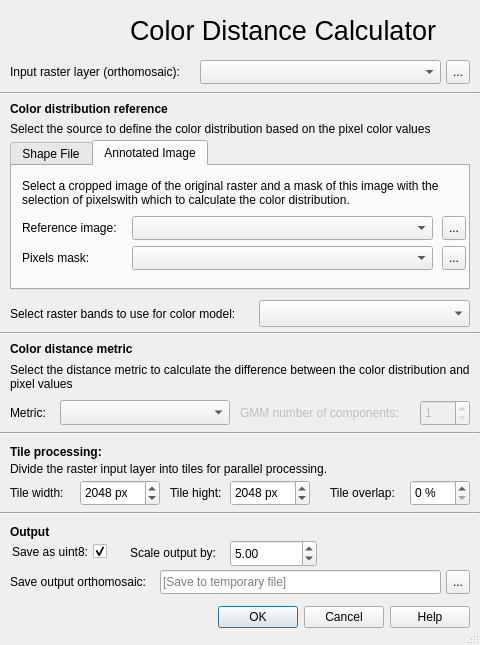
SDU-UAS-Center/sdu-agro-tools, file src/sdu_agro_tools/cdc/cdc_toolbar_dialog.ui: the form before one commit.
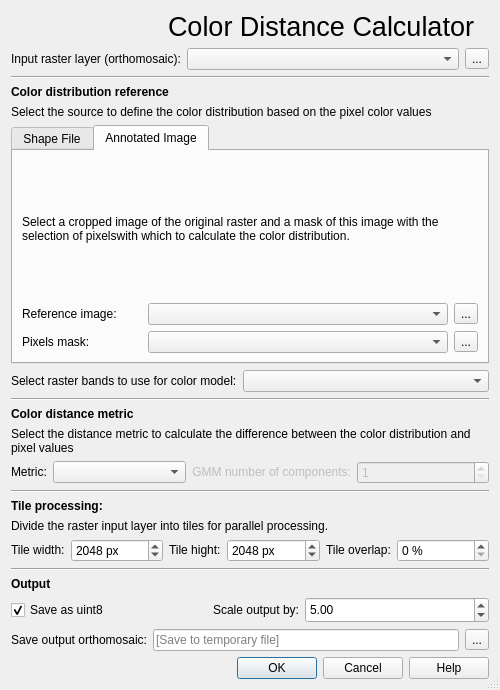
The form after the commit. The open tabs and pages were chosen to show the change. Custom widgets are drawn as their Qt base class.

Commit message: fix: make dialogs able to expand

```diff
--- a/src/sdu_agro_tools/cdc/cdc_toolbar_dialog.ui
+++ b/src/sdu_agro_tools/cdc/cdc_toolbar_dialog.ui
@@ -1,44 +1,91 @@
 <?xml version="1.0" encoding="UTF-8"?>
 <ui version="4.0">
- <class>CDCToolbarDialog</class>
- <widget class="QDialog" name="CDCToolbarDialog">
+ <class>Dialog</class>
+ <widget class="QDialog" name="Dialog">
   <property name="geometry">
    <rect>
     <x>0</x>
     <y>0</y>
-    <width>480</width>
-    <height>645</height>
+    <width>500</width>
+    <height>690</height>
    </rect>
   </property>
   <property name="minimumSize">
    <size>
-    <width>480</width>
-    <height>645</height>
-   </size>
-  </property>
-  <property name="maximumSize">
-   <size>
-    <width>1000</width>
-    <height>1000</height>
+    <width>500</width>
+    <height>690</height>
    </size>
   </property>
   <property name="windowTitle">
-   <string>SDU - Agro tools</string>
+   <string>QPIP - Python dependency manager</string>
   </property>
   <property name="sizeGripEnabled">
    <bool>true</bool>
   </property>
-  <property name="modal">
-   <bool>false</bool>
-  </property>
+  <layout class="QVBoxLayout" name="verticalLayout">
+   <item>
+    <layout class="QHBoxLayout" name="horizontalLayout">
+     <item>
+      <widget class="QLabel" name="logo">
+       <property name="sizePolicy">
+        <sizepolicy hsizetype="Maximum" vsizetype="Maximum">
+         <horstretch>0</horstretch>
+         <verstretch>0</verstretch>
+        </sizepolicy>
+       </property>
+       <property name="minimumSize">
+        <size>
+         <width>0</width>
+         <height>0</height>
+        </size>
+       </property>
+       <property name="maximumSize">
+        <size>
+         <width>123</width>
+         <height>46</height>
+        </size>
+       </property>
+       <property name="text">
+        <string/>
+       </property>
+       <property name="scaledContents">
+        <bool>true</bool>
+       </property>
+      </widget>
+     </item>
+     <item>
+      <widget class="QLabel" name="heading">
+       <property name="sizePolicy">
+        <sizepolicy hsizetype="Fixed" vsizetype="Fixed">
+         <horstretch>0</horstretch>
+         <verstretch>0</verstretch>
+        </sizepolicy>
+       </property>
+       <property name="font">
+        <font>
+         <pointsize>20</pointsize>
+         <bold>false</bold>
+        </font>
+       </property>
+       <property name="text">
+        <string>Color Distance Calculator</string>
+       </property>
+      </widget>
+     </item>
+    </layout>
+   </item>
+   <item>
+    <layout class="QHBoxLayout" name="horizontalLayout_2">
+     <property name="leftMargin">
+      <number>0</number>
+     </property>
+     <item>
   <widget class="QLabel" name="input_label">
-   <property name="geometry">
-    <rect>
-     <x>10</x>
-     <y>60</y>
-     <width>185</width>
-     <height>24</height>
-    </rect>
+       <property name="sizePolicy">
+        <sizepolicy hsizetype="Fixed" vsizetype="Fixed">
+         <horstretch>0</horstretch>
+         <verstretch>0</verstretch>
+        </sizepolicy>
    </property>
    <property name="toolTip">
     <string>Input orthomosaic on which to calculate the color distance.</string>
@@ -47,73 +94,36 @@
     <string>Input raster layer (orthomosaic):</string>
    </property>
   </widget>
-  <widget class="QLabel" name="logo">
-   <property name="geometry">
-    <rect>
-     <x>10</x>
-     <y>10</y>
-     <width>101</width>
-     <height>41</height>
-    </rect>
-   </property>
+     </item>
+     <item>
+      <widget class="QgsMapLayerComboBox" name="input_map_layer_combo_box"/>
+     </item>
+     <item>
+      <widget class="QToolButton" name="input_file_button">
    <property name="text">
-    <string/>
-   </property>
-   <property name="scaledContents">
-    <bool>true</bool>
-   </property>
-  </widget>
-  <widget class="QLabel" name="bands_to_use_label">
-   <property name="geometry">
-    <rect>
-     <x>10</x>
-     <y>300</y>
-     <width>241</width>
-     <height>27</height>
-    </rect>
-   </property>
-   <property name="toolTip">
-    <string/>
-   </property>
-   <property name="text">
-    <string>Select raster bands to use for color model:</string>
-   </property>
-  </widget>
-  <widget class="QgsCheckableComboBox" name="bands_to_use_combo_box">
-   <property name="geometry">
-    <rect>
-     <x>259</x>
-     <y>300</y>
-     <width>211</width>
-     <height>27</height>
-    </rect>
-   </property>
-  </widget>
+        <string>...</string>
+       </property>
+      </widget>
+     </item>
+    </layout>
+   </item>
+   <item>
   <widget class="Line" name="input_ref_line">
-   <property name="geometry">
-    <rect>
-     <x>0</x>
-     <y>90</y>
-     <width>480</width>
-     <height>6</height>
-    </rect>
-   </property>
    <property name="orientation">
     <enum>Qt::Horizontal</enum>
    </property>
   </widget>
+   </item>
+   <item>
   <widget class="QLabel" name="color_ref_heading">
-   <property name="geometry">
-    <rect>
-     <x>10</x>
-     <y>100</y>
-     <width>460</width>
-     <height>17</height>
-    </rect>
+     <property name="sizePolicy">
+      <sizepolicy hsizetype="Preferred" vsizetype="Fixed">
+       <horstretch>0</horstretch>
+       <verstretch>0</verstretch>
+      </sizepolicy>
    </property>
    <property name="font">
     <font>
-     <weight>75</weight>
      <bold>true</bold>
     </font>
    </property>
@@ -121,18 +131,17 @@
     <string>Color distribution reference</string>
    </property>
   </widget>
+   </item>
+   <item>
   <widget class="QLabel" name="color_ref_description">
-   <property name="geometry">
-    <rect>
-     <x>10</x>
-     <y>120</y>
-     <width>460</width>
-     <height>17</height>
-    </rect>
+     <property name="sizePolicy">
+      <sizepolicy hsizetype="Preferred" vsizetype="Fixed">
+       <horstretch>0</horstretch>
+       <verstretch>0</verstretch>
+      </sizepolicy>
    </property>
    <property name="font">
     <font>
-     <weight>50</weight>
      <bold>false</bold>
     </font>
    </property>
@@ -140,37 +149,42 @@
     <string>Select the source to define the color distribution based on the pixel color values</string>
    </property>
   </widget>
+   </item>
+   <item>
   <widget class="QTabWidget" name="color_ref_tab_widget">
-   <property name="geometry">
-    <rect>
-     <x>10</x>
-     <y>140</y>
-     <width>460</width>
-     <height>150</height>
-    </rect>
+     <property name="sizePolicy">
+      <sizepolicy hsizetype="Expanding" vsizetype="Expanding">
+       <horstretch>0</horstretch>
+       <verstretch>0</verstretch>
+      </sizepolicy>
    </property>
    <property name="tabShape">
     <enum>QTabWidget::Rounded</enum>
    </property>
    <property name="currentIndex">
-    <number>0</number>
-   </property>
-   <widget class="QWidget" name="shape_file_tab">
+      <number>1</number>
+     </property>
+     <widget class="QWidget" name="verticalWidget">
+      <property name="sizePolicy">
+       <sizepolicy hsizetype="Expanding" vsizetype="Expanding">
+        <horstretch>0</horstretch>
+        <verstretch>0</verstretch>
+       </sizepolicy>
+      </property>
     <attribute name="title">
      <string>Shape File</string>
     </attribute>
+      <layout class="QVBoxLayout" name="shape_file_tab">
+       <item>
     <widget class="QLabel" name="shape_file_description">
-     <property name="geometry">
-      <rect>
-       <x>10</x>
-       <y>10</y>
-       <width>440</width>
-       <height>43</height>
-      </rect>
+         <property name="sizePolicy">
+          <sizepolicy hsizetype="Expanding" vsizetype="Expanding">
+           <horstretch>0</horstretch>
+           <verstretch>0</verstretch>
+          </sizepolicy>
      </property>
      <property name="font">
       <font>
-       <weight>50</weight>
        <bold>false</bold>
       </font>
      </property>
@@ -181,18 +195,22 @@
       <bool>true</bool>
      </property>
     </widget>
+       </item>
+       <item>
+        <layout class="QHBoxLayout" name="horizontalLayout_8">
+         <property name="topMargin">
+          <number>0</number>
+         </property>
+         <item>
     <widget class="QLabel" name="shape_file_label">
-     <property name="geometry">
-      <rect>
-       <x>10</x>
-       <y>60</y>
-       <width>60</width>
-       <height>24</height>
-      </rect>
+           <property name="sizePolicy">
+            <sizepolicy hsizetype="Fixed" vsizetype="Fixed">
+             <horstretch>0</horstretch>
+             <verstretch>0</verstretch>
+            </sizepolicy>
      </property>
      <property name="font">
       <font>
-       <weight>50</weight>
        <bold>false</bold>
       </font>
      </property>
@@ -200,46 +218,42 @@
       <string>Shape file:</string>
      </property>
     </widget>
+         </item>
+         <item>
+          <widget class="QgsMapLayerComboBox" name="shape_file_map_layer_combo_box"/>
+         </item>
+         <item>
     <widget class="QToolButton" name="shape_file_button">
-     <property name="geometry">
-      <rect>
-       <x>430</x>
-       <y>60</y>
-       <width>24</width>
-       <height>24</height>
-      </rect>
-     </property>
      <property name="text">
       <string>...</string>
      </property>
     </widget>
-    <widget class="QgsMapLayerComboBox" name="shape_file_map_layer_combo_box">
-     <property name="geometry">
-      <rect>
-       <x>80</x>
-       <y>60</y>
-       <width>341</width>
-       <height>24</height>
-      </rect>
-     </property>
-    </widget>
-   </widget>
-   <widget class="QWidget" name="ref_image_tab">
+         </item>
+        </layout>
+       </item>
+      </layout>
+     </widget>
+     <widget class="QWidget" name="verticalWidget">
+      <property name="sizePolicy">
+       <sizepolicy hsizetype="Expanding" vsizetype="Expanding">
+        <horstretch>0</horstretch>
+        <verstretch>0</verstretch>
+       </sizepolicy>
+      </property>
     <attribute name="title">
      <string>Annotated Image</string>
     </attribute>
+      <layout class="QVBoxLayout" name="ref_image_tab">
+       <item>
     <widget class="QLabel" name="annotated_image_description">
-     <property name="geometry">
-      <rect>
-       <x>10</x>
-       <y>10</y>
-       <width>440</width>
-       <height>33</height>
-      </rect>
+         <property name="sizePolicy">
+          <sizepolicy hsizetype="Expanding" vsizetype="Expanding">
+           <horstretch>0</horstretch>
+           <verstretch>0</verstretch>
+          </sizepolicy>
      </property>
      <property name="font">
       <font>
-       <weight>50</weight>
        <bold>false</bold>
       </font>
      </property>
@@ -250,18 +264,25 @@
       <bool>true</bool>
      </property>
     </widget>
+       </item>
+       <item>
+        <layout class="QHBoxLayout" name="horizontalLayout_9">
+         <item>
     <widget class="QLabel" name="ref_image_label">
-     <property name="geometry">
-      <rect>
-       <x>10</x>
-       <y>50</y>
-       <width>100</width>
-       <height>24</height>
-      </rect>
+           <property name="sizePolicy">
+            <sizepolicy hsizetype="Fixed" vsizetype="Fixed">
+             <horstretch>0</horstretch>
+             <verstretch>0</verstretch>
+            </sizepolicy>
+           </property>
+           <property name="minimumSize">
+            <size>
+             <width>120</width>
+             <height>0</height>
+            </size>
      </property>
      <property name="font">
       <font>
-       <weight>50</weight>
        <bold>false</bold>
       </font>
      </property>
@@ -269,18 +290,37 @@
       <string>Reference image:</string>
      </property>
     </widget>
+         </item>
+         <item>
+          <widget class="QgsMapLayerComboBox" name="ref_image_map_layer_combo_box"/>
+         </item>
+         <item>
+          <widget class="QToolButton" name="ref_image_button">
+           <property name="text">
+            <string>...</string>
+           </property>
+          </widget>
+         </item>
+        </layout>
+       </item>
+       <item>
+        <layout class="QHBoxLayout" name="horizontalLayout_10">
+         <item>
     <widget class="QLabel" name="pixel_mask_label">
-     <property name="geometry">
-      <rect>
-       <x>10</x>
-       <y>80</y>
-       <width>100</width>
-       <height>24</height>
-      </rect>
+           <property name="sizePolicy">
+            <sizepolicy hsizetype="Fixed" vsizetype="Fixed">
+             <horstretch>0</horstretch>
+             <verstretch>0</verstretch>
+            </sizepolicy>
+           </property>
+           <property name="minimumSize">
+            <size>
+             <width>120</width>
+             <height>0</height>
+            </size>
      </property>
      <property name="font">
       <font>
-       <weight>50</weight>
        <bold>false</bold>
       </font>
      </property>
@@ -288,79 +328,63 @@
       <string>Pixels mask:</string>
      </property>
     </widget>
-    <widget class="QToolButton" name="ref_image_button">
-     <property name="geometry">
-      <rect>
-       <x>430</x>
-       <y>50</y>
-       <width>24</width>
-       <height>24</height>
-      </rect>
-     </property>
-     <property name="text">
-      <string>...</string>
-     </property>
-    </widget>
+         </item>
+         <item>
+          <widget class="QgsMapLayerComboBox" name="pixel_mask_map_layer_combo_box"/>
+         </item>
+         <item>
     <widget class="QToolButton" name="pixel_mask_button">
-     <property name="geometry">
-      <rect>
-       <x>430</x>
-       <y>80</y>
-       <width>24</width>
-       <height>24</height>
-      </rect>
-     </property>
      <property name="text">
       <string>...</string>
      </property>
     </widget>
-    <widget class="QgsMapLayerComboBox" name="ref_image_map_layer_combo_box">
-     <property name="geometry">
-      <rect>
-       <x>120</x>
-       <y>50</y>
-       <width>301</width>
-       <height>24</height>
-      </rect>
-     </property>
-    </widget>
-    <widget class="QgsMapLayerComboBox" name="pixel_mask_map_layer_combo_box">
-     <property name="geometry">
-      <rect>
-       <x>120</x>
-       <y>80</y>
-       <width>301</width>
-       <height>24</height>
-      </rect>
-     </property>
-    </widget>
-   </widget>
-  </widget>
+         </item>
+        </layout>
+       </item>
+      </layout>
+     </widget>
+    </widget>
+   </item>
+   <item>
+    <layout class="QHBoxLayout" name="horizontalLayout_3">
+     <item>
+      <widget class="QLabel" name="bands_to_use_label">
+       <property name="sizePolicy">
+        <sizepolicy hsizetype="Fixed" vsizetype="Fixed">
+         <horstretch>0</horstretch>
+         <verstretch>0</verstretch>
+        </sizepolicy>
+       </property>
+       <property name="toolTip">
+        <string/>
+       </property>
+       <property name="text">
+        <string>Select raster bands to use for color model:</string>
+       </property>
+      </widget>
+     </item>
+     <item>
+      <widget class="QgsCheckableComboBox" name="bands_to_use_combo_box"/>
+     </item>
+    </layout>
+   </item>
+   <item>
   <widget class="Line" name="color_line">
-   <property name="geometry">
-    <rect>
-     <x>0</x>
-     <y>330</y>
-     <width>480</width>
-     <height>6</height>
-    </rect>
-   </property>
    <property name="orientation">
     <enum>Qt::Horizontal</enum>
    </property>
   </widget>
+   </item>
+   <item>
   <widget class="QLabel" name="metric_heading">
-   <property name="geometry">
-    <rect>
-     <x>10</x>
-     <y>340</y>
-     <width>460</width>
-     <height>17</height>
-    </rect>
+     <property name="sizePolicy">
+      <sizepolicy hsizetype="Preferred" vsizetype="Fixed">
+       <horstretch>0</horstretch>
+       <verstretch>0</verstretch>
+      </sizepolicy>
    </property>
    <property name="font">
     <font>
-     <weight>75</weight>
      <bold>true</bold>
     </font>
    </property>
@@ -368,18 +392,17 @@
     <string>Color distance metric</string>
    </property>
   </widget>
+   </item>
+   <item>
   <widget class="QLabel" name="metric_description">
-   <property name="geometry">
-    <rect>
-     <x>10</x>
-     <y>360</y>
-     <width>460</width>
-     <height>33</height>
-    </rect>
+     <property name="sizePolicy">
+      <sizepolicy hsizetype="Preferred" vsizetype="Fixed">
+       <horstretch>0</horstretch>
+       <verstretch>0</verstretch>
+      </sizepolicy>
    </property>
    <property name="font">
     <font>
-     <weight>50</weight>
      <bold>false</bold>
     </font>
    </property>
@@ -390,14 +413,34 @@
     <bool>true</bool>
    </property>
   </widget>
+   </item>
+   <item>
+    <layout class="QHBoxLayout" name="horizontalLayout_4">
+     <item>
+      <widget class="QLabel" name="metric_label">
+       <property name="sizePolicy">
+        <sizepolicy hsizetype="Fixed" vsizetype="Fixed">
+         <horstretch>0</horstretch>
+         <verstretch>0</verstretch>
+        </sizepolicy>
+       </property>
+       <property name="font">
+        <font>
+         <bold>false</bold>
+        </font>
+       </property>
+       <property name="text">
+        <string>Metric:</string>
+       </property>
+      </widget>
+     </item>
+     <item>
   <widget class="QComboBox" name="metric_combo_box">
-   <property name="geometry">
-    <rect>
-     <x>60</x>
-     <y>400</y>
-     <width>170</width>
-     <height>25</height>
-    </rect>
+       <property name="sizePolicy">
+        <sizepolicy hsizetype="Expanding" vsizetype="Fixed">
+         <horstretch>0</horstretch>
+         <verstretch>0</verstretch>
+        </sizepolicy>
    </property>
    <property name="editable">
     <bool>false</bool>
@@ -406,58 +449,41 @@
     <string/>
    </property>
   </widget>
-  <widget class="QLabel" name="metric_label">
-   <property name="geometry">
-    <rect>
-     <x>10</x>
-     <y>400</y>
-     <width>40</width>
-     <height>25</height>
-    </rect>
-   </property>
-   <property name="font">
-    <font>
-     <weight>50</weight>
-     <bold>false</bold>
-    </font>
-   </property>
-   <property name="text">
-    <string>Metric:</string>
-   </property>
-  </widget>
+     </item>
+     <item>
   <widget class="QLabel" name="gmm_components_label">
    <property name="enabled">
     <bool>false</bool>
    </property>
-   <property name="geometry">
-    <rect>
-     <x>240</x>
-     <y>400</y>
-     <width>170</width>
-     <height>25</height>
-    </rect>
+       <property name="sizePolicy">
+        <sizepolicy hsizetype="Expanding" vsizetype="Fixed">
+         <horstretch>0</horstretch>
+         <verstretch>0</verstretch>
+        </sizepolicy>
    </property>
    <property name="font">
     <font>
-     <weight>50</weight>
      <bold>false</bold>
     </font>
    </property>
    <property name="text">
     <string>GMM number of components:</string>
    </property>
-  </widget>
+       <property name="alignment">
+        <set>Qt::AlignRight|Qt::AlignTrailing|Qt::AlignVCenter</set>
+       </property>
+      </widget>
+     </item>
+     <item>
   <widget class="QSpinBox" name="gmm_components_spin_box">
    <property name="enabled">
     <bool>false</bool>
    </property>
-   <property name="geometry">
-    <rect>
-     <x>420</x>
-     <y>400</y>
-     <width>50</width>
-     <height>26</height>
-    </rect>
+       <property name="sizePolicy">
+        <sizepolicy hsizetype="Expanding" vsizetype="Fixed">
+         <horstretch>0</horstretch>
+         <verstretch>0</verstretch>
+        </sizepolicy>
    </property>
    <property name="minimum">
     <number>1</number>
@@ -466,31 +492,26 @@
     <number>10</number>
    </property>
   </widget>
+     </item>
+    </layout>
+   </item>
+   <item>
   <widget class="Line" name="metric_line">
-   <property name="geometry">
-    <rect>
-     <x>0</x>
-     <y>430</y>
-     <width>480</width>
-     <height>6</height>
-    </rect>
-   </property>
    <property name="orientation">
     <enum>Qt::Horizontal</enum>
    </property>
   </widget>
+   </item>
+   <item>
   <widget class="QLabel" name="tile_heading">
-   <property name="geometry">
-    <rect>
-     <x>10</x>
-     <y>440</y>
-     <width>100</width>
-     <height>23</height>
-    </rect>
+     <property name="sizePolicy">
+      <sizepolicy hsizetype="Preferred" vsizetype="Fixed">
+       <horstretch>0</horstretch>
+       <verstretch>0</verstretch>
+      </sizepolicy>
    </property>
    <property name="font">
     <font>
-     <weight>75</weight>
      <bold>true</bold>
     </font>
    </property>
@@ -498,18 +519,17 @@
     <string>Tile processing:</string>
    </property>
   </widget>
+   </item>
+   <item>
   <widget class="QLabel" name="tile_description">
-   <property name="geometry">
-    <rect>
-     <x>10</x>
-     <y>460</y>
-     <width>460</width>
-     <height>17</height>
-    </rect>
+     <property name="sizePolicy">
+      <sizepolicy hsizetype="Preferred" vsizetype="Fixed">
+       <horstretch>0</horstretch>
+       <verstretch>0</verstretch>
+      </sizepolicy>
    </property>
    <property name="font">
     <font>
-     <weight>50</weight>
      <bold>false</bold>
     </font>
    </property>
@@ -520,18 +540,19 @@
     <bool>true</bool>
    </property>
   </widget>
+   </item>
+   <item>
+    <layout class="QHBoxLayout" name="horizontalLayout_5">
+     <item>
   <widget class="QLabel" name="tile_width_label">
-   <property name="geometry">
-    <rect>
-     <x>10</x>
-     <y>480</y>
-     <width>60</width>
-     <height>26</height>
-    </rect>
+       <property name="sizePolicy">
+        <sizepolicy hsizetype="Fixed" vsizetype="Fixed">
+         <horstretch>0</horstretch>
+         <verstretch>0</verstretch>
+        </sizepolicy>
    </property>
    <property name="font">
     <font>
-     <weight>50</weight>
      <bold>false</bold>
     </font>
    </property>
@@ -539,18 +560,12 @@
     <string>Tile width:</string>
    </property>
   </widget>
+     </item>
+     <item>
   <widget class="QSpinBox" name="tile_width_spin_box">
    <property name="enabled">
     <bool>true</bool>
    </property>
-   <property name="geometry">
-    <rect>
-     <x>80</x>
-     <y>480</y>
-     <width>80</width>
-     <height>26</height>
-    </rect>
-   </property>
    <property name="suffix">
     <string> px</string>
    </property>
@@ -570,18 +585,17 @@
     <number>2048</number>
    </property>
   </widget>
+     </item>
+     <item>
   <widget class="QLabel" name="tile_hight_label">
-   <property name="geometry">
-    <rect>
-     <x>170</x>
-     <y>480</y>
-     <width>60</width>
-     <height>26</height>
-    </rect>
+       <property name="sizePolicy">
+        <sizepolicy hsizetype="Fixed" vsizetype="Fixed">
+         <horstretch>0</horstretch>
+         <verstretch>0</verstretch>
+        </sizepolicy>
    </property>
    <property name="font">
     <font>
-     <weight>50</weight>
      <bold>false</bold>
     </font>
    </property>
@@ -589,18 +603,12 @@
     <string>Tile hight:</string>
    </property>
   </widget>
+     </item>
+     <item>
   <widget class="QSpinBox" name="tile_hight_spin_box">
    <property name="enabled">
     <bool>true</bool>
    </property>
-   <property name="geometry">
-    <rect>
-     <x>230</x>
-     <y>480</y>
-     <width>80</width>
-     <height>26</height>
-    </rect>
-   </property>
    <property name="suffix">
     <string> px</string>
    </property>
@@ -620,18 +628,17 @@
     <number>2048</number>
    </property>
   </widget>
+     </item>
+     <item>
   <widget class="QLabel" name="tile_overlap_label">
-   <property name="geometry">
-    <rect>
-     <x>330</x>
-     <y>480</y>
-     <width>70</width>
-     <height>26</height>
-    </rect>
+       <property name="sizePolicy">
+        <sizepolicy hsizetype="Fixed" vsizetype="Fixed">
+         <horstretch>0</horstretch>
+         <verstretch>0</verstretch>
+        </sizepolicy>
    </property>
    <property name="font">
     <font>
-     <weight>50</weight>
      <bold>false</bold>
     </font>
    </property>
@@ -639,18 +646,12 @@
     <string>Tile overlap:</string>
    </property>
   </widget>
+     </item>
+     <item>
   <widget class="QSpinBox" name="tile_overlap_spin_box">
    <property name="enabled">
     <bool>true</bool>
    </property>
-   <property name="geometry">
-    <rect>
-     <x>410</x>
-     <y>480</y>
-     <width>60</width>
-     <height>26</height>
-    </rect>
-   </property>
    <property name="buttonSymbols">
     <enum>QAbstractSpinBox::UpDownArrows</enum>
    </property>
@@ -673,31 +674,26 @@
     <number>0</number>
    </property>
   </widget>
+     </item>
+    </layout>
+   </item>
+   <item>
   <widget class="Line" name="tile_line">
-   <property name="geometry">
-    <rect>
-     <x>0</x>
-     <y>510</y>
-     <width>480</width>
-     <height>6</height>
-    </rect>
-   </property>
    <property name="orientation">
     <enum>Qt::Horizontal</enum>
    </property>
   </widget>
+   </item>
+   <item>
   <widget class="QLabel" name="output_heading">
-   <property name="geometry">
-    <rect>
-     <x>10</x>
-     <y>520</y>
-     <width>480</width>
-     <height>23</height>
-    </rect>
+     <property name="sizePolicy">
+      <sizepolicy hsizetype="Preferred" vsizetype="Fixed">
+       <horstretch>0</horstretch>
+       <verstretch>0</verstretch>
+      </sizepolicy>
    </property>
    <property name="font">
     <font>
-     <weight>75</weight>
      <bold>true</bold>
     </font>
    </property>
@@ -705,132 +701,111 @@
     <string>Output</string>
    </property>
   </widget>
-  <widget class="QLabel" name="output_file_label">
-   <property name="geometry">
-    <rect>
-     <x>10</x>
-     <y>570</y>
-     <width>150</width>
-     <height>24</height>
-    </rect>
-   </property>
-   <property name="text">
-    <string>Save output orthomosaic:</string>
-   </property>
-  </widget>
-  <widget class="QDialogButtonBox" name="dialog_button_box">
-   <property name="geometry">
-    <rect>
-     <x>10</x>
-     <y>605</y>
-     <width>460</width>
-     <height>25</height>
-    </rect>
-   </property>
-   <property name="standardButtons">
-    <set>QDialogButtonBox::Cancel|QDialogButtonBox::Help|QDialogButtonBox::Ok</set>
-   </property>
-   <property name="centerButtons">
-    <bool>false</bool>
-   </property>
-  </widget>
-  <widget class="QgsDoubleSpinBox" name="output_scale_spinbox">
-   <property name="geometry">
-    <rect>
-     <x>230</x>
-     <y>540</y>
-     <width>87</width>
-     <height>27</height>
-    </rect>
-   </property>
-   <property name="minimumSize">
-    <size>
-     <width>60</width>
-     <height>26</height>
-    </size>
-   </property>
-   <property name="buttonSymbols">
-    <enum>QAbstractSpinBox::UpDownArrows</enum>
-   </property>
-   <property name="specialValueText">
-    <string/>
-   </property>
-   <property name="value">
-    <double>5.000000000000000</double>
-   </property>
-   <property name="showClearButton">
-    <bool>false</bool>
-   </property>
-   <property name="clearValue">
-    <bool>false</bool>
-   </property>
-  </widget>
+   </item>
+   <item>
+    <layout class="QHBoxLayout" name="horizontalLayout_6">
+     <item>
   <widget class="QCheckBox" name="output_uint_checkbox">
-   <property name="geometry">
-    <rect>
-     <x>6</x>
-     <y>540</y>
-     <width>101</width>
-     <height>23</height>
-    </rect>
+       <property name="sizePolicy">
+        <sizepolicy hsizetype="Preferred" vsizetype="Fixed">
+         <horstretch>0</horstretch>
+         <verstretch>0</verstretch>
+        </sizepolicy>
    </property>
    <property name="toolTip">
     <string>Save output as uint8. Otherwise output will be saved as float.</string>
    </property>
    <property name="layoutDirection">
-    <enum>Qt::RightToLeft</enum>
+        <enum>Qt::LeftToRight</enum>
    </property>
    <property name="text">
-    <string>Save as uint8:</string>
+        <string>Save as uint8</string>
    </property>
    <property name="checked">
     <bool>true</bool>
    </property>
   </widget>
+     </item>
+     <item>
   <widget class="QLabel" name="output_scale_label">
-   <property name="geometry">
-    <rect>
-     <x>130</x>
-     <y>540</y>
-     <width>95</width>
-     <height>26</height>
-    </rect>
+       <property name="sizePolicy">
+        <sizepolicy hsizetype="Expanding" vsizetype="Fixed">
+         <horstretch>0</horstretch>
+         <verstretch>0</verstretch>
+        </sizepolicy>
    </property>
    <property name="font">
     <font>
-     <weight>50</weight>
      <bold>false</bold>
     </font>
    </property>
    <property name="toolTip">
     <string>Scale output by a factor. Specificly usefull if saved as uint8.</string>
    </property>
+       <property name="layoutDirection">
+        <enum>Qt::LeftToRight</enum>
+       </property>
    <property name="text">
     <string>Scale output by:</string>
    </property>
-  </widget>
-  <widget class="QToolButton" name="input_file_button">
-   <property name="geometry">
-    <rect>
-     <x>446</x>
-     <y>60</y>
-     <width>24</width>
-     <height>24</height>
-    </rect>
+       <property name="alignment">
+        <set>Qt::AlignRight|Qt::AlignTrailing|Qt::AlignVCenter</set>
+       </property>
+      </widget>
+     </item>
+     <item>
+      <widget class="QgsDoubleSpinBox" name="output_scale_spinbox">
+       <property name="sizePolicy">
+        <sizepolicy hsizetype="Expanding" vsizetype="Fixed">
+         <horstretch>0</horstretch>
+         <verstretch>0</verstretch>
+        </sizepolicy>
+       </property>
+       <property name="minimumSize">
+        <size>
+         <width>60</width>
+         <height>26</height>
+        </size>
+       </property>
+       <property name="layoutDirection">
+        <enum>Qt::LeftToRight</enum>
+       </property>
+       <property name="buttonSymbols">
+        <enum>QAbstractSpinBox::UpDownArrows</enum>
+       </property>
+       <property name="specialValueText">
+        <string/>
+       </property>
+       <property name="value">
+        <double>5.000000000000000</double>
+       </property>
+       <property name="showClearButton" stdset="0">
+        <bool>false</bool>
+       </property>
+       <property name="clearValue" stdset="0">
+        <bool>false</bool>
+       </property>
+      </widget>
+     </item>
+    </layout>
+   </item>
+   <item>
+    <layout class="QHBoxLayout" name="horizontalLayout_7">
+     <item>
+      <widget class="QLabel" name="output_file_label">
+       <property name="sizePolicy">
+        <sizepolicy hsizetype="Fixed" vsizetype="Fixed">
+         <horstretch>0</horstretch>
+         <verstretch>0</verstretch>
+        </sizepolicy>
    </property>
    <property name="text">
-    <string>...</string>
-   </property>
-  </widget>
+        <string>Save output orthomosaic:</string>
+       </property>
+      </widget>
+     </item>
+     <item>
   <widget class="QLineEdit" name="output_line_edit">
-   <property name="geometry">
-    <rect>
-     <x>160</x>
-     <y>570</y>
-     <width>281</width>
-     <height>24</height>
-    </rect>
-   </property>
    <property name="placeholderText">
     <string>[Save to temporary file]</string>
    </property>
@@ -838,49 +813,27 @@
     <bool>true</bool>
    </property>
   </widget>
+     </item>
+     <item>
   <widget class="QToolButton" name="output_file_button">
-   <property name="geometry">
-    <rect>
-     <x>446</x>
-     <y>570</y>
-     <width>24</width>
-     <height>24</height>
-    </rect>
-   </property>
    <property name="text">
     <string>...</string>
    </property>
   </widget>
-  <widget class="QLabel" name="heading">
-   <property name="geometry">
-    <rect>
-     <x>130</x>
-     <y>10</y>
-     <width>331</width>
-     <height>41</height>
-    </rect>
-   </property>
-   <property name="font">
-    <font>
-     <pointsize>20</pointsize>
-     <weight>50</weight>
-     <bold>false</bold>
-    </font>
-   </property>
-   <property name="text">
-    <string>Color Distance Calculator</string>
-   </property>
-  </widget>
-  <widget class="QgsMapLayerComboBox" name="input_map_layer_combo_box">
-   <property name="geometry">
-    <rect>
-     <x>200</x>
-     <y>60</y>
-     <width>241</width>
-     <height>24</height>
-    </rect>
-   </property>
-  </widget>
+     </item>
+    </layout>
+   </item>
+   <item>
+    <widget class="QDialogButtonBox" name="dialog_button_box">
+     <property name="standardButtons">
+      <set>QDialogButtonBox::Cancel|QDialogButtonBox::Help|QDialogButtonBox::Ok</set>
+     </property>
+     <property name="centerButtons">
+      <bool>false</bool>
+     </property>
+    </widget>
+   </item>
+  </layout>
  </widget>
  <customwidgets>
   <customwidget>
```
Lines whose indentation alone changed are shown as unchanged. The commit also changes 1 other file.
